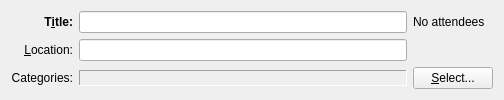
First picture: the form in incidenceeditor-ng/incidencegeneraleditor.ui, repository chusopr/kdepim-ktimetracker-akonadi, before the edit.
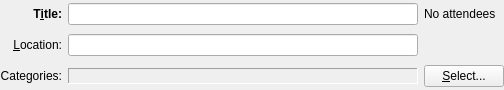
Second picture: the form after the edit. Custom widgets are drawn as their Qt base class.

What changed in the file:
```diff
--- a/incidenceeditor-ng/incidencegeneraleditor.ui
+++ b/incidenceeditor-ng/incidencegeneraleditor.ui
@@ -14,6 +14,9 @@
    <string>Form</string>
   </property>
   <layout class="QGridLayout" name="gridLayout">
+   <property name="margin">
+    <number>0</number>
+   </property>
    <item row="0" column="0">
     <widget class="QLabel" name="label">
      <property name="sizePolicy">
```
